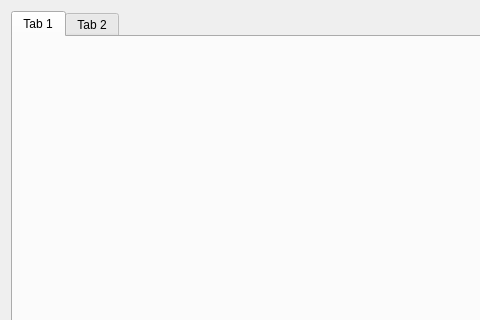
Before: the Qt Designer form motorconfigdialog.ui in Bahamuttg/PiRinter3D, drawn with Qt 5; both pictures show x 0 to 480 and y 0 to 320 of the 631 by 515 pixel window.
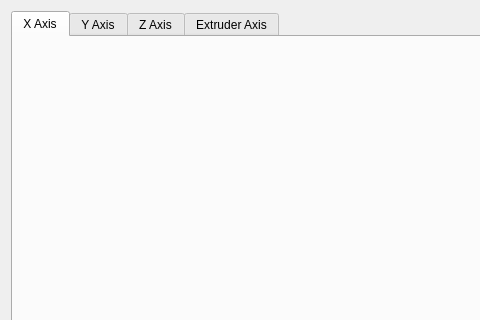
After: the same form once the commit is applied. The open tabs and pages were chosen to show the change.

```diff
--- a/motorconfigdialog.ui
+++ b/motorconfigdialog.ui
@@ -33,12 +33,22 @@
        </property>
        <widget class="QWidget" name="tab">
         <attribute name="title">
-         <string>Tab 1</string>
+         <string>X Axis</string>
         </attribute>
        </widget>
        <widget class="QWidget" name="tab_2">
         <attribute name="title">
-         <string>Tab 2</string>
+         <string>Y Axis</string>
+        </attribute>
+       </widget>
+       <widget class="QWidget" name="tpZAxis">
+        <attribute name="title">
+         <string>Z Axis</string>
+        </attribute>
+       </widget>
+       <widget class="QWidget" name="tpExtAxis">
+        <attribute name="title">
+         <string>Extruder Axis</string>
         </attribute>
        </widget>
       </widget>
```
Left out of the diff: 8 changed lines with no effect on the pictures.
